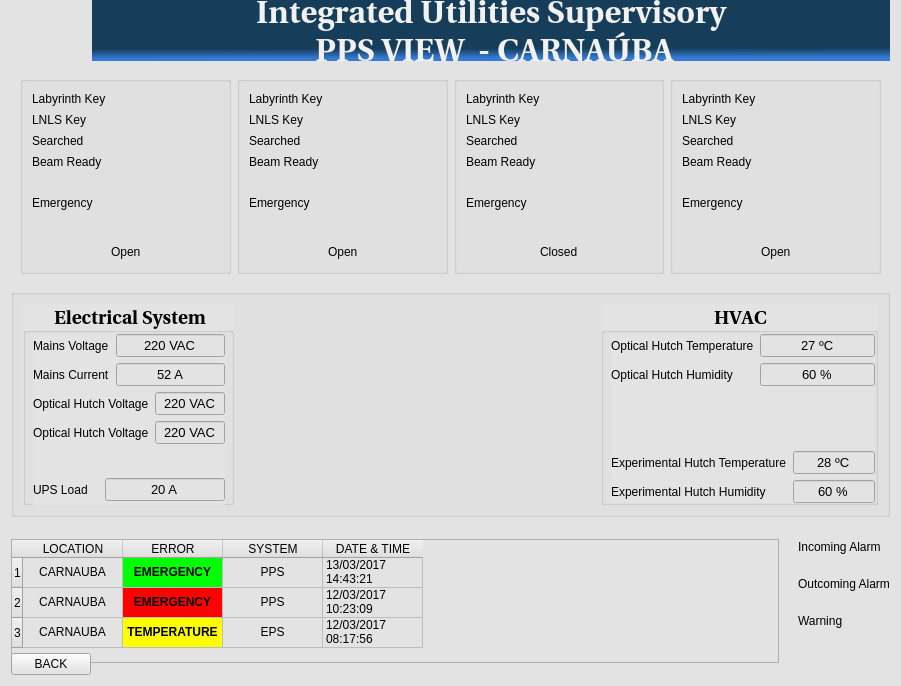
This is myInterface/PPSScreen.ui in semissatto2/Interface_files as Qt 5 draws it before an edit. The edited form follows.
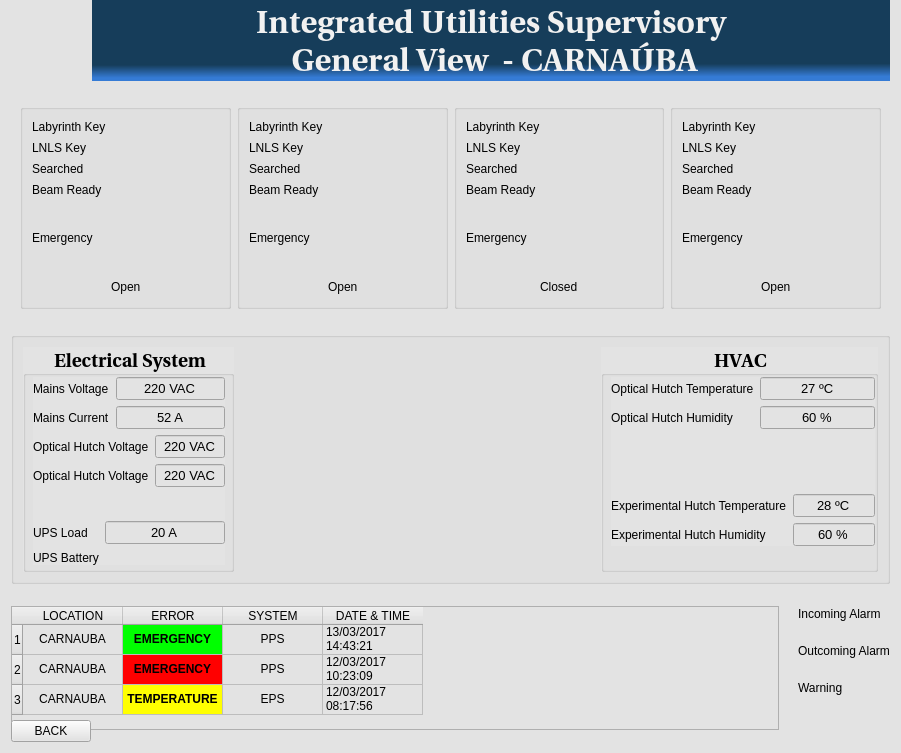
This is the edited form. Icons and pictures are not drawn.

```diff
--- a/myInterface/PPSScreen.ui
+++ b/myInterface/PPSScreen.ui
@@ -7,7 +7,7 @@
     <x>0</x>
     <y>0</y>
     <width>901</width>
-    <height>670</height>
+    <height>753</height>
    </rect>
   </property>
   <property name="windowTitle">
@@ -290,20 +290,20 @@
     </layout>
    </item>
    <item row="2" column="0">
-    <widget class="QGroupBox" name="">
+    <widget class="QGroupBox" name="groupBox">
      <layout class="QHBoxLayout" name="horizontalLayout_32">
       <item>
        <widget class="QGroupBox" name="groupBox_2">
         <property name="minimumSize">
          <size>
           <width>211</width>
-          <height>201</height>
+          <height>225</height>
          </size>
         </property>
         <property name="maximumSize">
          <size>
           <width>420</width>
-          <height>280</height>
+          <height>289</height>
          </size>
         </property>
         <property name="font">
@@ -798,7 +798,7 @@
        </property>
        <property name="text">
         <string>Integrated Utilities Supervisory
- PPS VIEW  - CARNAÚBA</string>
+ General View  - CARNAÚBA</string>
        </property>
        <property name="alignment">
         <set>Qt::AlignCenter</set>
```
Left out of the diff: 2 changed lines with no effect on the pictures.
